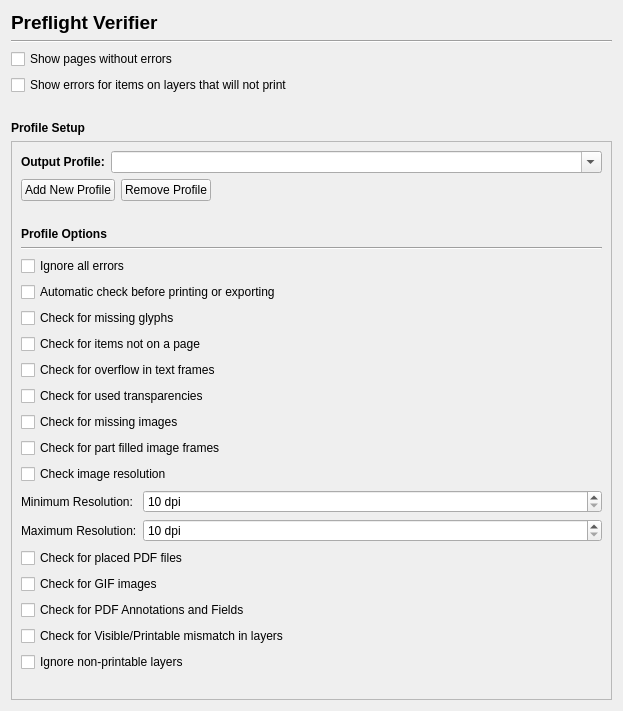
Qt form scribus/ui/prefs_preflightverifierbase.ui (scribusproject/scribus) before a commit.
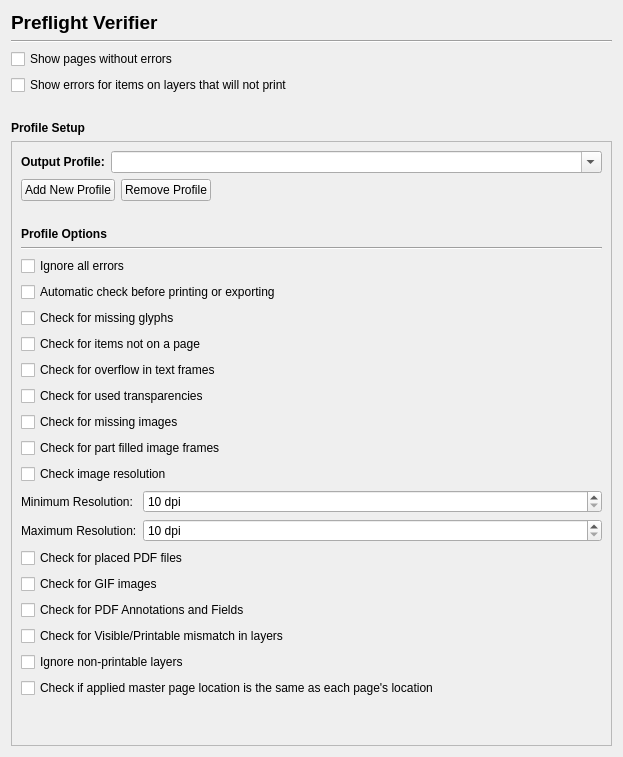
The same form after that commit.

Commit message: Add checking of master page location vs the pages's location to prefs

The edit to the form file:
```diff
--- a/scribus/ui/prefs_preflightverifierbase.ui
+++ b/scribus/ui/prefs_preflightverifierbase.ui
@@ -7,7 +7,7 @@
     <x>0</x>
     <y>0</y>
     <width>623</width>
-    <height>711</height>
+    <height>757</height>
    </rect>
   </property>
   <property name="windowTitle">
@@ -89,7 +89,7 @@
         <x>0</x>
         <y>0</y>
         <width>597</width>
-        <height>545</height>
+        <height>591</height>
        </rect>
       </property>
       <layout class="QVBoxLayout" name="verticalLayout_2">
@@ -332,6 +332,13 @@
          </property>
         </widget>
        </item>
+       <item>
+        <widget class="QCheckBox" name="checkAppliedMasterPageLocationCheckBox">
+         <property name="text">
+          <string>Check if applied master page location is the same as each page's location</string>
+         </property>
+        </widget>
+       </item>
        <item>
         <spacer name="verticalSpacer_2">
          <property name="orientation">
```
The commit also changes 8 other files.
